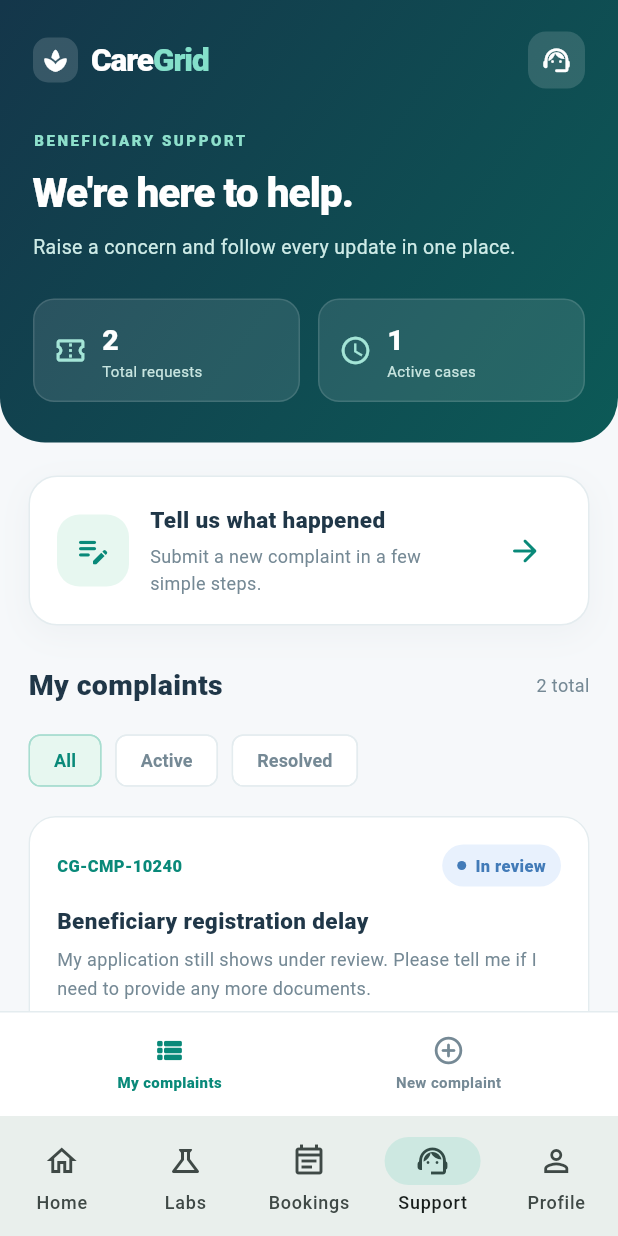
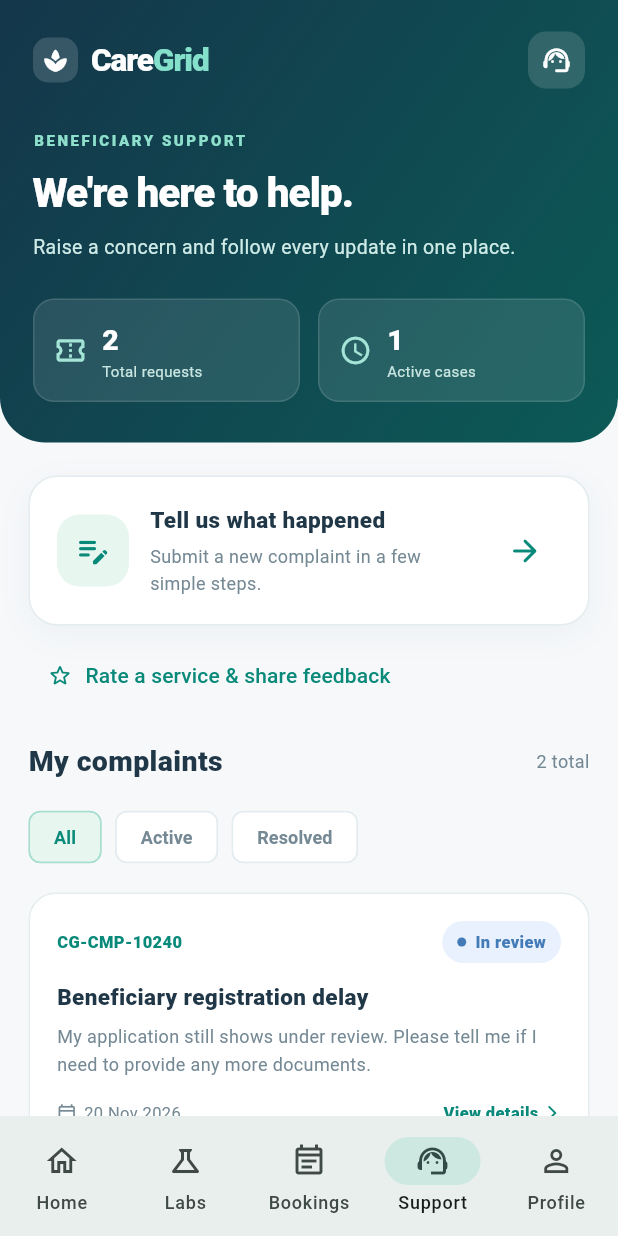
Before and after one commit to huzaifakamran428/CareGrid, a Flutter app: the screen it shows after launch, item 4 of the bottom bar chosen, on a phone screen of 412 x 824 dp. Run offline on Flutter 3.47's test engine with Material 3 defaults, Android fonts, the phone set to English and light mode, and no system bars.

Commit message:
refactor(complaints): remove nested tab bar and link to ratings screen

```diff
--- a/frontend/mobile_app/lib/features/complaints_feedback/presentation/screens/complaints_home_screen.dart
+++ b/frontend/mobile_app/lib/features/complaints_feedback/presentation/screens/complaints_home_screen.dart
@@ -3,6 +3,7 @@ import '../state/complaint_demo_store.dart';
 import '../widgets/complaint_components.dart';
 import 'complaint_detail_screen.dart';
 import 'submit_complaint_screen.dart';
+import 'service_feedback_screen.dart';
 
 /// Beneficiary complaints landing and tracking screen (UI-only).
 class ComplaintsHomeScreen extends StatefulWidget {
@@ -60,7 +61,20 @@ class _ComplaintsHomeScreenState extends State<ComplaintsHomeScreen> {
                         icon: const Icon(Icons.arrow_forward_rounded, color: CgColors.primary),
                       ),
                     ])),
-                    const SizedBox(height: 26),
+                    const SizedBox(height: 9),
+                    Align(
+                      alignment: Alignment.centerLeft,
+                      child: TextButton.icon(
+                        onPressed: () => Navigator.of(context).push(
+                          MaterialPageRoute<void>(
+                            builder: (_) => const ServiceFeedbackScreen(),
+                          ),
+                        ),
+                        icon: const Icon(Icons.star_outline_rounded),
+                        label: const Text('Rate a service & share feedback'),
+                      ),
+                    ),
+                    const SizedBox(height: 20),
                     Row(children: [
                       const Expanded(child: Text('My complaints', style: TextStyle(fontSize: 19, fontWeight: FontWeight.w900, color: CgColors.ink))),
                       Text('${all.length} total', style: const TextStyle(color: CgColors.secondary, fontSize: 12)),
@@ -99,29 +113,6 @@ class _ComplaintsHomeScreenState extends State<ComplaintsHomeScreen> {
                   ]),
                 ),
               ])),
-              Container(
-                padding: const EdgeInsets.fromLTRB(20, 11, 20, 13),
-                decoration: const BoxDecoration(color: Colors.white, border: Border(top: BorderSide(color: CgColors.line))),
-                child: Row(children: [
-                  Expanded(child: Column(mainAxisSize: MainAxisSize.min, children: [
-                    Icon(Icons.view_list_rounded, color: CgColors.primary, size: 22),
-                    const SizedBox(height: 3),
-                    const Text('My complaints', style: TextStyle(color: CgColors.primary, fontSize: 10, fontWeight: FontWeight.w800)),
-                  ])),
-                  Expanded(child: InkWell(
-                    onTap: _startComplaint,
-                    borderRadius: BorderRadius.circular(12),
-                    child: const Padding(
-                      padding: EdgeInsets.symmetric(vertical: 3),
-                      child: Column(mainAxisSize: MainAxisSize.min, children: [
-                        Icon(Icons.add_circle_outline_rounded, color: CgColors.secondary, size: 22),
-                        SizedBox(height: 3),
-                        Text('New complaint', style: TextStyle(color: CgColors.secondary, fontSize: 10, fontWeight: FontWeight.w700)),
-                      ]),
-                    ),
-                  )),
-                ]),
-              ),
             ]);
           },
         ),
```
